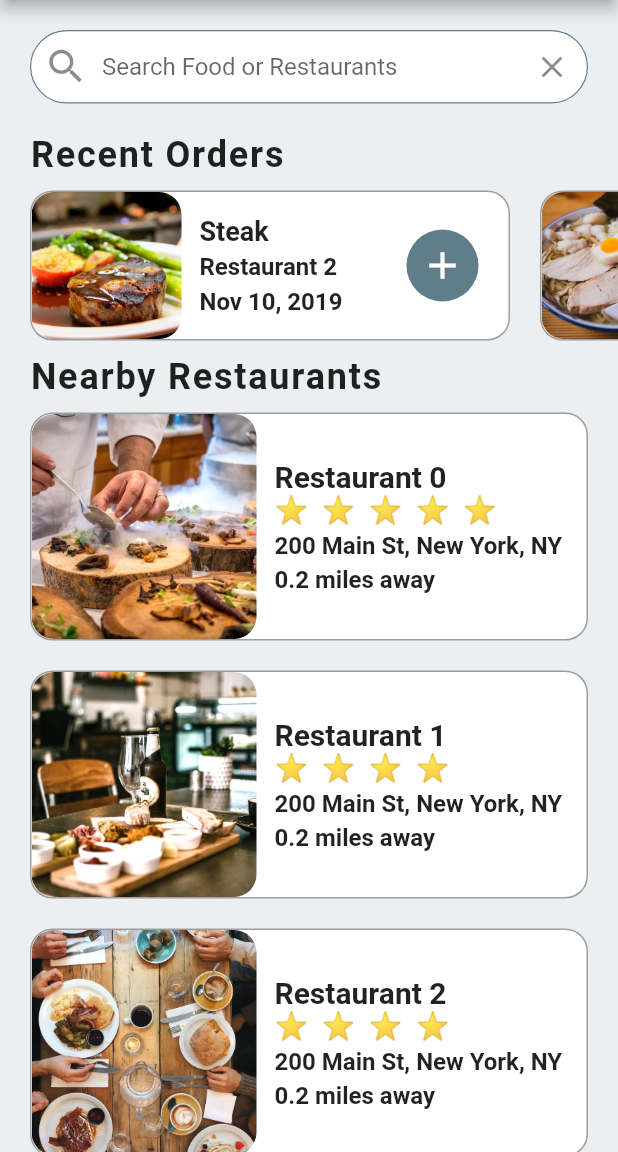
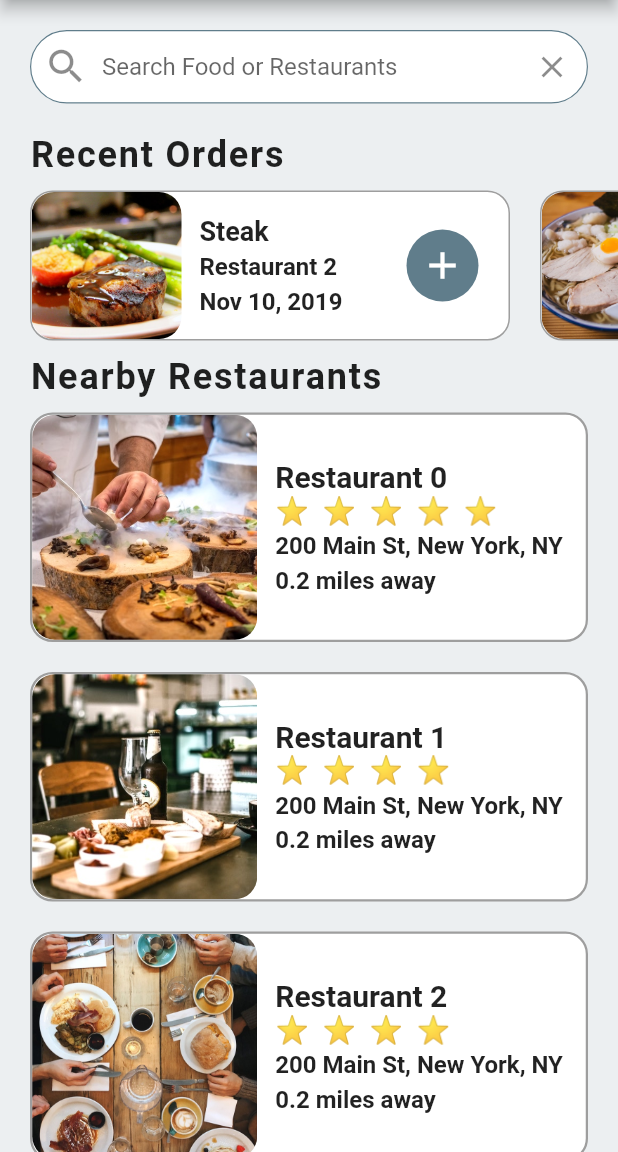
Before and after one commit to farzadseyyedzadeh/food_delivery_app, a Flutter app: the screen it shows after launch, on a phone screen of 412 x 824 dp, the part 84-1236 px from its top. Run offline on Flutter 3.47's test engine with Material 2 defaults, Android fonts, the phone set to English and light mode, and no system bars.

Commit message:
few changes

```diff
--- a/lib/screens/home_screen.dart
+++ b/lib/screens/home_screen.dart
@@ -29,7 +29,7 @@ class _HomeScreenState extends State<HomeScreen> {
               color: Colors.white,
               borderRadius: BorderRadius.circular(15.0),
               border: Border.all(
-                width: 1.0,
+                width: 1.5,
                 color: Colors.grey,
               ),
             ),
```
